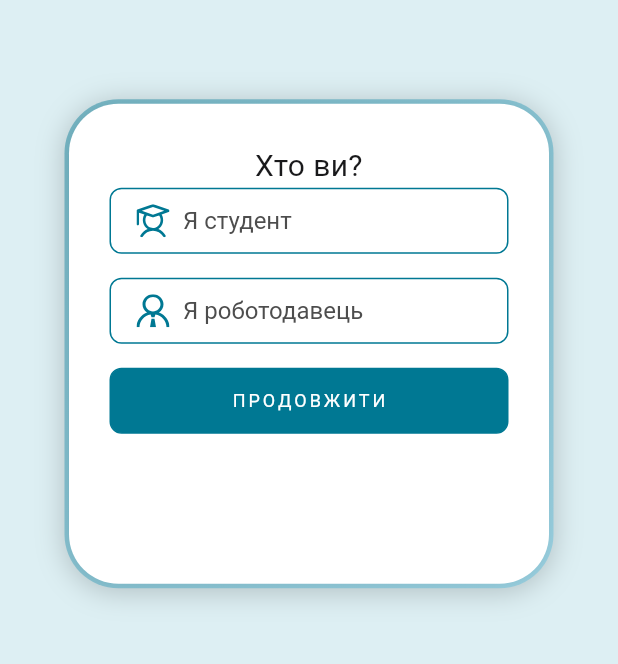
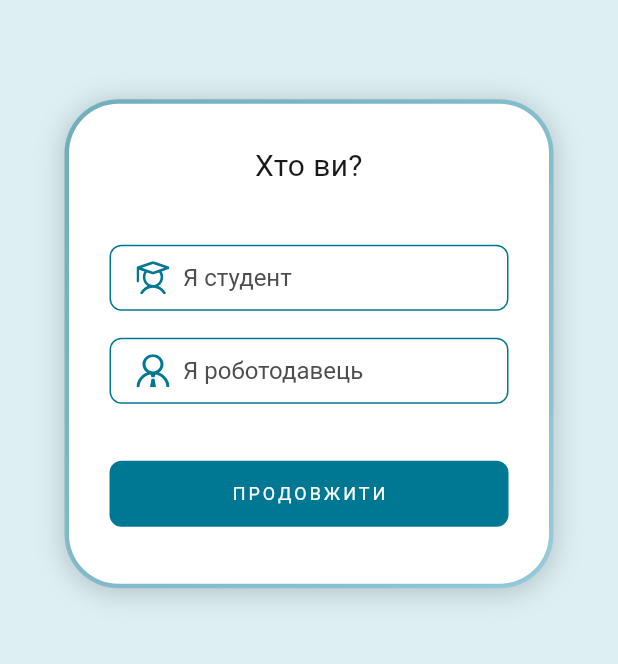
Before and after one commit to linadea/work_students, a Flutter app: the screen it shows after launch, on a phone screen of 412 x 824 dp, the part 509-1173 px from its top. Run offline on Flutter 3.47's test engine with Material 3 defaults, Android fonts, the phone set to English and light mode, and no system bars; our stand-ins replace flutter_svg, get.

Commit message:
refactor: Remove unused custom_icon_button widget and adjust spacing in main_page.dart

```diff
--- a/lib/ui/pages/main_page/views/main_page.dart
+++ b/lib/ui/pages/main_page/views/main_page.dart
@@ -5,7 +5,6 @@ import 'package:get/get.dart';
 import '../../../../core/constants/colors.dart';
 import '../../../widgets/custom_button.dart';
 import '../../../widgets/custom_checkbox_button.dart';
-import '../../../widgets/custom_icon_button.dart';
 import '../../../widgets/gradient_border_container.dart';
 
 class MainPage extends StatefulWidget {
@@ -96,18 +95,19 @@ class _MainPageState extends State<MainPage> {
                         ),
                         textAlign: TextAlign.center,
                       ),
+                      const SizedBox(height: 38),
                       CustomCheckboxButton(
                         text: 'i_am_a_student'.tr,
                         iconName: 'assets/svg/student.svg',
                         onChanged: (value) {},
                       ),
-                      const SizedBox(height: 16),
-                      CustomIconButton(
+                      const SizedBox(height: 18),
+                      CustomCheckboxButton(
                         text: 'i_am_an_employer'.tr,
                         iconName: 'assets/svg/client.svg',
-                        onTap: () {},
+                        onChanged: (value) {},
                       ),
-                      const SizedBox(height: 16),
+                      const SizedBox(height: 38),
                       CustomButton(
                         text: 'continue'.tr,
                         onTap: () {},
```
